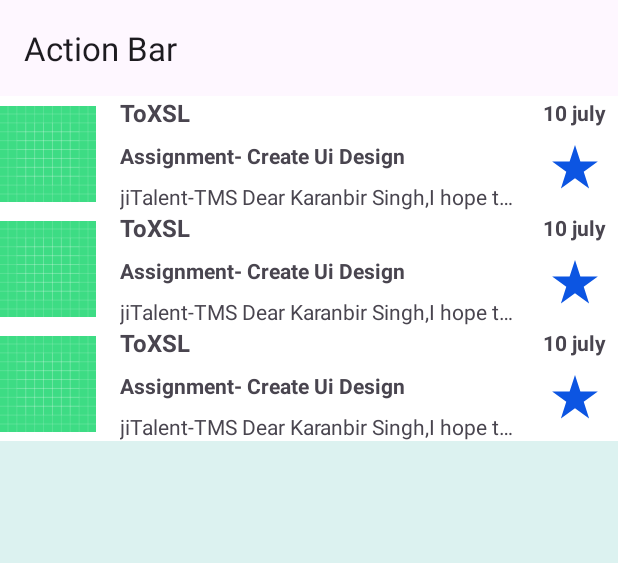
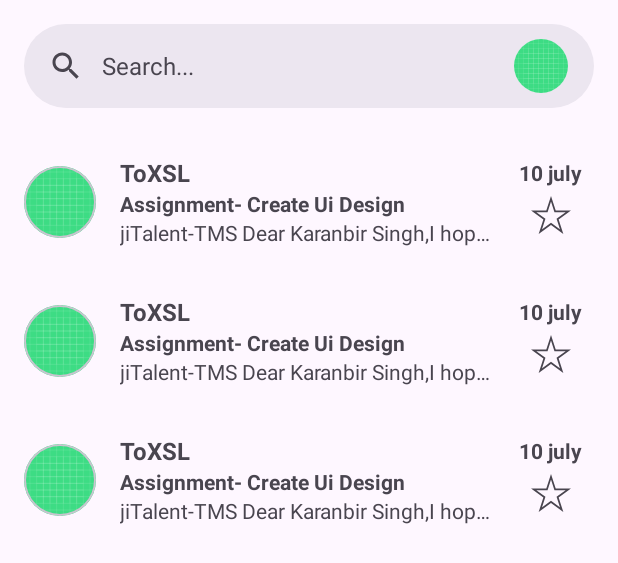
Before and after one commit to Karanbir31/Gmail-Ui-Layout, an Android app: the layout activity_main.xml on its own in the app's theme, with its tools: preview values and no code run, on a phone screen of 412 x 824 dp. Shown: the top 563 px of the screen. Run offline under Robolectric (Android 15) with nearby library versions, the phone set to English and light mode, and no system bars.

Commit message:
add search bar in main activity and rcv ui chnage

```diff
--- /dev/null
+++ b/app/src/main/res/drawable/baseline_mail_24.xml
@@ -0,0 +1,5 @@
+<vector xmlns:android="http://schemas.android.com/apk/res/android" android:height="24dp" android:tint="#000000" android:viewportHeight="24" android:viewportWidth="24" android:width="24dp">
+
+    <path android:fillColor="@android:color/white" android:pathData="M20,4L4,4c-1.1,0 -1.99,0.9 -1.99,2L2,18c0,1.1 0.9,2 2,2h16c1.1,0 2,-0.9 2,-2L22,6c0,-1.1 -0.9,-2 -2,-2zM20,8l-8,5 -8,-5L4,6l8,5 8,-5v2z"/>
+
+</vector>
--- /dev/null
+++ b/app/src/main/res/drawable/baseline_videocam_24.xml
@@ -0,0 +1,5 @@
+<vector xmlns:android="http://schemas.android.com/apk/res/android" android:height="24dp" android:tint="#000000" android:viewportHeight="24" android:viewportWidth="24" android:width="24dp">
+
+    <path android:fillColor="@android:color/white" android:pathData="M17,10.5V7c0,-0.55 -0.45,-1 -1,-1H4c-0.55,0 -1,0.45 -1,1v10c0,0.55 0.45,1 1,1h12c0.55,0 1,-0.45 1,-1v-3.5l4,4v-11l-4,4z"/>
+
+</vector>
--- /dev/null
+++ b/app/src/main/res/drawable/outline_mail_24.xml
@@ -0,0 +1,5 @@
+<vector xmlns:android="http://schemas.android.com/apk/res/android" android:height="24dp" android:tint="#000000" android:viewportHeight="960" android:viewportWidth="960" android:width="24dp">
+
+    <path android:fillColor="@android:color/white" android:pathData="M160,800Q127,800 103.5,776.5Q80,753 80,720L80,240Q80,207 103.5,183.5Q127,160 160,160L800,160Q833,160 856.5,183.5Q880,207 880,240L880,720Q880,753 856.5,776.5Q833,800 800,800L160,800ZM480,520L160,320L160,720Q160,720 160,720Q160,720 160,720L800,720Q800,720 800,720Q800,720 800,720L800,320L480,520ZM480,440L800,240L160,240L480,440ZM160,320L160,240L160,240L160,320L160,720Q160,720 160,720Q160,720 160,720L160,720Q160,720 160,720Q160,720 160,720L160,320Z"/>
+
+</vector>
--- /dev/null
+++ b/app/src/main/res/drawable/outline_menu_24.xml
@@ -0,0 +1,5 @@
+<vector xmlns:android="http://schemas.android.com/apk/res/android" android:height="24dp" android:tint="#000000" android:viewportHeight="960" android:viewportWidth="960" android:width="24dp">
+
+    <path android:fillColor="@android:color/white" android:pathData="M120,720L120,640L840,640L840,720L120,720ZM120,520L120,440L840,440L840,520L120,520ZM120,320L120,240L840,240L840,320L120,320Z"/>
+
+</vector>
--- /dev/null
+++ b/app/src/main/res/drawable/outline_videocam_24.xml
@@ -0,0 +1,5 @@
+<vector xmlns:android="http://schemas.android.com/apk/res/android" android:autoMirrored="true" android:height="24dp" android:tint="#000000" android:viewportHeight="960" android:viewportWidth="960" android:width="24dp">
+
+    <path android:fillColor="@android:color/white" android:pathData="M160,800Q127,800 103.5,776.5Q80,753 80,720L80,240Q80,207 103.5,183.5Q127,160 160,160L640,160Q673,160 696.5,183.5Q720,207 720,240L720,420L880,260L880,700L720,540L720,720Q720,753 696.5,776.5Q673,800 640,800L160,800ZM160,720L640,720Q640,720 640,720Q640,720 640,720L640,240Q640,240 640,240Q640,240 640,240L160,240Q160,240 160,240Q160,240 160,240L160,720Q160,720 160,720Q160,720 160,720ZM160,720Q160,720 160,720Q160,720 160,720L160,240Q160,240 160,240Q160,240 160,240L160,240Q160,240 160,240Q160,240 160,240L160,720Q160,720 160,720Q160,720 160,720Z"/>
+
+</vector>
--- a/app/src/main/res/drawable/star_button_selected.xml
+++ b/app/src/main/res/drawable/star_button_selected.xml
@@ -1,6 +1,6 @@
 <vector xmlns:android="http://schemas.android.com/apk/res/android"
-    android:width="48dp"
-    android:height="48dp"
+    android:width="28dp"
+    android:height="28dp"
     android:viewportWidth="48"
     android:viewportHeight="48">
   <group>
--- /dev/null
+++ b/app/src/main/res/drawable/star_button_selector.xml
@@ -0,0 +1,12 @@
+<?xml version="1.0" encoding="utf-8"?>
+<selector xmlns:android="http://schemas.android.com/apk/res/android">
+
+    <item
+        android:drawable="@drawable/star_button_selected"
+        android:state_checked="true"
+        />
+    <item
+        android:drawable="@drawable/star_button_unselected"
+        android:state_checked="false"
+        />
+</selector>
--- a/app/src/main/res/drawable/star_button_unselected.xml
+++ b/app/src/main/res/drawable/star_button_unselected.xml
@@ -1,6 +1,6 @@
 <vector xmlns:android="http://schemas.android.com/apk/res/android"
-    android:width="48dp"
-    android:height="48dp"
+    android:width="28dp"
+    android:height="28dp"
     android:viewportWidth="48"
     android:viewportHeight="48">
   <group>
--- a/app/src/main/res/layout/activity_main.xml
+++ b/app/src/main/res/layout/activity_main.xml
@@ -3,41 +3,65 @@
     xmlns:app="http://schemas.android.com/apk/res-auto"
     xmlns:tools="http://schemas.android.com/tools">
 
-
     <androidx.constraintlayout.widget.ConstraintLayout
         android:id="@+id/main"
-        android:background="#DCF2F0"
         android:layout_width="match_parent"
         android:layout_height="match_parent"
+        android:fitsSystemWindows="true"
         tools:context=".MainActivity">
 
-        <com.google.android.material.appbar.AppBarLayout
-            android:id="@+id/appBarLayout"
-            android:layout_width="0dp"
+        <com.google.android.material.search.SearchBar
+            android:id="@+id/searchBar"
+            android:layout_width="match_parent"
             android:layout_height="wrap_content"
+            android:hint="Search..."
+            app:elevation="2dp"
+            app:layout_constraintBottom_toTopOf="@id/rcvEmails"
             app:layout_constraintEnd_toEndOf="parent"
             app:layout_constraintStart_toStartOf="parent"
-            app:layout_constraintTop_toTopOf="parent">
+            app:layout_constraintTop_toTopOf="parent" />
 
-            <androidx.appcompat.widget.Toolbar
-                android:id="@+id/toolbar"
+        <androidx.cardview.widget.CardView
+            android:layout_width="36dp"
+            android:layout_height="36dp"
+            android:elevation="8dp"
+            app:cardCornerRadius="24dp"
+            app:layout_constraintBottom_toBottomOf="@id/searchBar"
+            app:layout_constraintEnd_toEndOf="@id/searchBar"
+            app:layout_constraintHorizontal_bias="0.95"
+            app:layout_constraintStart_toStartOf="@id/searchBar"
+            app:layout_constraintTop_toTopOf="@id/searchBar">
+
+            <ImageView
+                android:id="@+id/rcvUsersImage"
                 android:layout_width="match_parent"
-                android:layout_height="?attr/actionBarSize"
-                android:theme="?attr/actionBarTheme"
-                app:title="Action Bar" />
+                android:layout_height="match_parent"
+                android:layout_gravity="center"
+                android:contentDescription="user image"
+                android:scaleType="centerCrop"
+                android:src="@drawable/ic_launcher_background" />
 
-        </com.google.android.material.appbar.AppBarLayout>
+        </androidx.cardview.widget.CardView>
 
         <androidx.recyclerview.widget.RecyclerView
             android:id="@+id/rcvEmails"
             android:layout_width="0dp"
             android:layout_height="0dp"
+            app:layout_constraintBottom_toTopOf="@id/bottomNavBar"
+            app:layout_constraintEnd_toEndOf="parent"
+            app:layout_constraintStart_toStartOf="parent"
+            app:layout_constraintTop_toBottomOf="@id/searchBar"
+            tools:listitem="@layout/rcv_email_list_item" />
+
+        <com.google.android.material.bottomnavigation.BottomNavigationView
+            android:id="@+id/bottomNavBar"
+            android:layout_width="match_parent"
+            android:layout_height="wrap_content"
             app:layout_constraintBottom_toBottomOf="parent"
             app:layout_constraintEnd_toEndOf="parent"
             app:layout_constraintStart_toStartOf="parent"
-            app:layout_constraintTop_toBottomOf="@id/appBarLayout"
-            tools:listitem="@layout/rcv_email_list_item" />
 
+            />
 
     </androidx.constraintlayout.widget.ConstraintLayout>
 </layout>
--- a/app/src/main/res/layout/rcv_email_list_item.xml
+++ b/app/src/main/res/layout/rcv_email_list_item.xml
@@ -1,28 +1,34 @@
 <?xml version="1.0" encoding="utf-8"?>
 
 <layout xmlns:android="http://schemas.android.com/apk/res/android"
-    xmlns:app="http://schemas.android.com/apk/res-auto"
-    android:layout_marginHorizontal="16dp"
-    android:paddingTop="16sp">
+    xmlns:app="http://schemas.android.com/apk/res-auto">
 
     <androidx.constraintlayout.widget.ConstraintLayout
+        android:id="@+id/rcvMain"
         android:layout_width="match_parent"
-        android:id="@+id/rcvMain"
-        android:background="@color/white"
-        android:layout_height="wrap_content">
+        android:layout_height="wrap_content"
+        android:padding="16sp">
 
-
-        <ImageView
-            android:id="@+id/rcvSenderImage"
-            android:layout_width="64dp"
-            android:layout_height="64dp"
+        <com.google.android.material.card.MaterialCardView
+            android:id="@+id/rcvSenderImageLayout"
+            android:layout_width="48dp"
+            android:layout_height="48dp"
             android:layout_marginEnd="16dp"
-            android:background="@drawable/circular_image_bg"
-            android:src="@drawable/ic_launcher_background"
-            app:layout_constraintBottom_toBottomOf="parent"
+            app:cardCornerRadius="24dp"
+            app:layout_constraintBottom_toBottomOf="@id/rcvEmailMessage"
             app:layout_constraintEnd_toStartOf="@id/rcvSenderName"
             app:layout_constraintStart_toStartOf="parent"
-            app:layout_constraintTop_toTopOf="parent" />
+            app:layout_constraintTop_toTopOf="@id/rcvSenderName">
+
+            <ImageView
+                android:id="@+id/rcvSenderImage"
+                android:layout_width="match_parent"
+                android:layout_height="match_parent"
+                android:background="@drawable/circular_image_bg"
+                android:scaleType="centerCrop"
+                android:src="@drawable/ic_launcher_background" />
+        </com.google.android.material.card.MaterialCardView>
+
 
         <TextView
             android:id="@+id/rcvSenderName"
@@ -34,7 +40,7 @@
             android:textStyle="bold"
             app:layout_constraintEnd_toStartOf="@+id/rcvEmailDateTime"
             app:layout_constraintHorizontal_weight="3"
-            app:layout_constraintStart_toEndOf="@id/rcvSenderImage"
+            app:layout_constraintStart_toEndOf="@id/rcvSenderImageLayout"
             app:layout_constraintTop_toTopOf="parent" />
 
         <TextView
@@ -54,11 +60,9 @@
             android:id="@+id/rcvEmailSubject"
             android:layout_width="0dp"
             android:layout_height="wrap_content"
-            android:layout_marginTop="8dp"
             android:text="Assignment- Create Ui Design"
             android:textSize="14sp"
             android:textStyle="bold"
-
             app:layout_constraintEnd_toEndOf="@+id/rcvSenderName"
             app:layout_constraintHorizontal_weight="1"
             app:layout_constraintStart_toStartOf="@id/rcvSenderName"
@@ -69,7 +73,6 @@
             android:id="@+id/rcvEmailMessage"
             android:layout_width="0dp"
             android:layout_height="wrap_content"
-            android:layout_marginTop="8dp"
             android:overScrollMode="always"
             android:singleLine="true"
             android:text="jiTalent-TMS Dear Karanbir Singh,I hope this email finds you well."
@@ -79,14 +82,13 @@
             app:layout_constraintStart_toStartOf="@id/rcvSenderName"
             app:layout_constraintTop_toBottomOf="@id/rcvEmailSubject" />
 
-        <ImageButton
-            android:id="@+id/rcvStarMarkedImageButton"
+        <CheckBox
+            android:id="@+id/rcvStarMarkedCheckBox"
             android:layout_width="32dp"
             android:layout_height="32dp"
-            android:background="#80FFFFFF"
+            android:background="@android:color/transparent"
+            android:button="@drawable/star_button_selector"
             android:padding="0dp"
-            android:scaleType="centerCrop"
-            android:src="@drawable/star_button_selected"
             app:layout_constraintBottom_toBottomOf="parent"
             app:layout_constraintEnd_toEndOf="@id/rcvEmailDateTime"
             app:layout_constraintStart_toStartOf="@id/rcvEmailDateTime"
```
Also changed, not shown: app/src/main/java/com/example/gmailuilayout/EmailsListViewModel.kt (+5 -16 lines), app/src/main/java/com/example/gmailuilayout/MainActivity.kt (+21 -39 lines), app/src/main/java/com/example/gmailuilayout/RcvEmailsAdapter.kt (+16 -28 lines), app/src/main/res/drawable/mails_icon_selector.xml (added, +13 -0 lines), app/src/main/res/menu/bottom_nav_menu.xml (added, +19 -0 lines), 1 other file.
